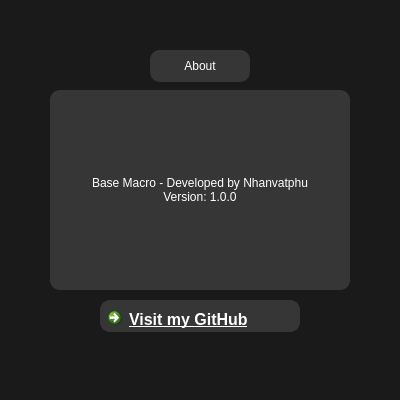
This is src/ui/dialogabout.ui in dxtruong16a4/BaseMacro as Qt 5 draws it before an edit. The edited form follows.
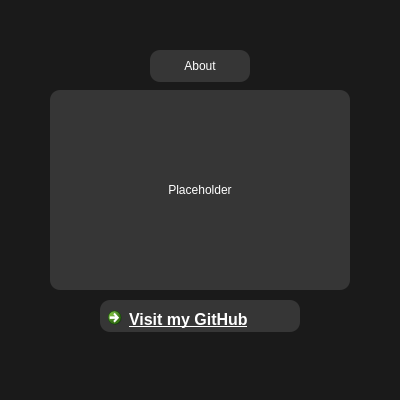
This is the edited form. Icons and pictures are not drawn.

Diff of the .ui file:
```diff
--- a/src/ui/dialogabout.ui
+++ b/src/ui/dialogabout.ui
@@ -165,8 +165,7 @@
     <enum>QFrame::Shadow::Plain</enum>
    </property>
    <property name="text">
-    <string>Base Macro - Developed by Nhanvatphu
-Version: 1.0.0</string>
+    <string>Placeholder</string>
    </property>
    <property name="alignment">
     <set>Qt::AlignmentFlag::AlignCenter</set>
```
Left out of the diff: 7 changed lines with no effect on the pictures.
